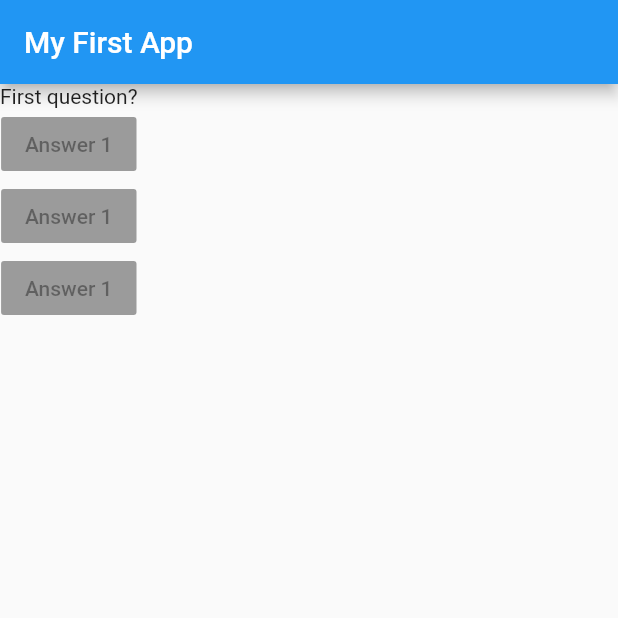
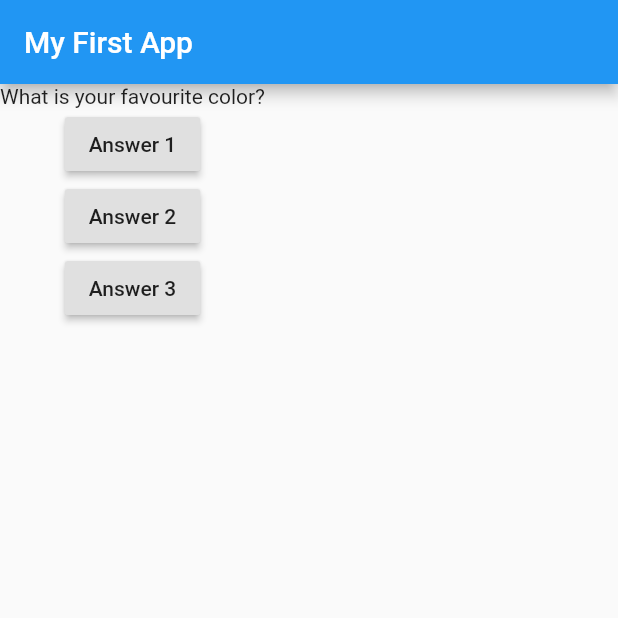
Before and after one commit to fmniloyuk/FlutterQuiz, a Flutter app: the screen it shows after launch, on a phone screen of 412 x 824 dp, the top half of it. Run offline on Flutter 3.47's test engine with Material 2 defaults, Android fonts, the phone set to English and light mode, and no system bars.

Commit message:
Added questions

```diff
--- a/lib/main.dart
+++ b/lib/main.dart
@@ -7,19 +7,36 @@ void main() {
 }
 
 class MyApp extends StatelessWidget {
+  var questionIndex = 0;
+
+  void answerQuestion() {
+    questionIndex = questionIndex + 1;
+  }
+
+  var questions = [
+    'What is your favourite color?',
+    'What is your favourite novel?'
+  ];
+
   @override
   Widget build(BuildContext context) {
-    // TODO: implement build
     return MaterialApp(
       home: Scaffold(
         appBar: AppBar(
           title: Text('My First App'),
         ),
+        // body
         body: Column(children: [
-          Text('First question?'),
-          RaisedButton(child: Text('Answer 1'), onPressed: null),
-          RaisedButton(child: Text('Answer 1'), onPressed: null),
-          RaisedButton(child: Text('Answer 1'), onPressed: null)
+          Text(questions[questionIndex]),
+          RaisedButton(
+              child: Text('Answer 1'),
+              onPressed: () => print('Answer chosen 1')),
+          RaisedButton(
+              child: Text('Answer 2'),
+              onPressed: () => print('Answer chosen 2')),
+          RaisedButton(
+              child: Text('Answer 3'),
+              onPressed: () => {print('Answer chosen 3')})
         ]),
       ),
     );
```
